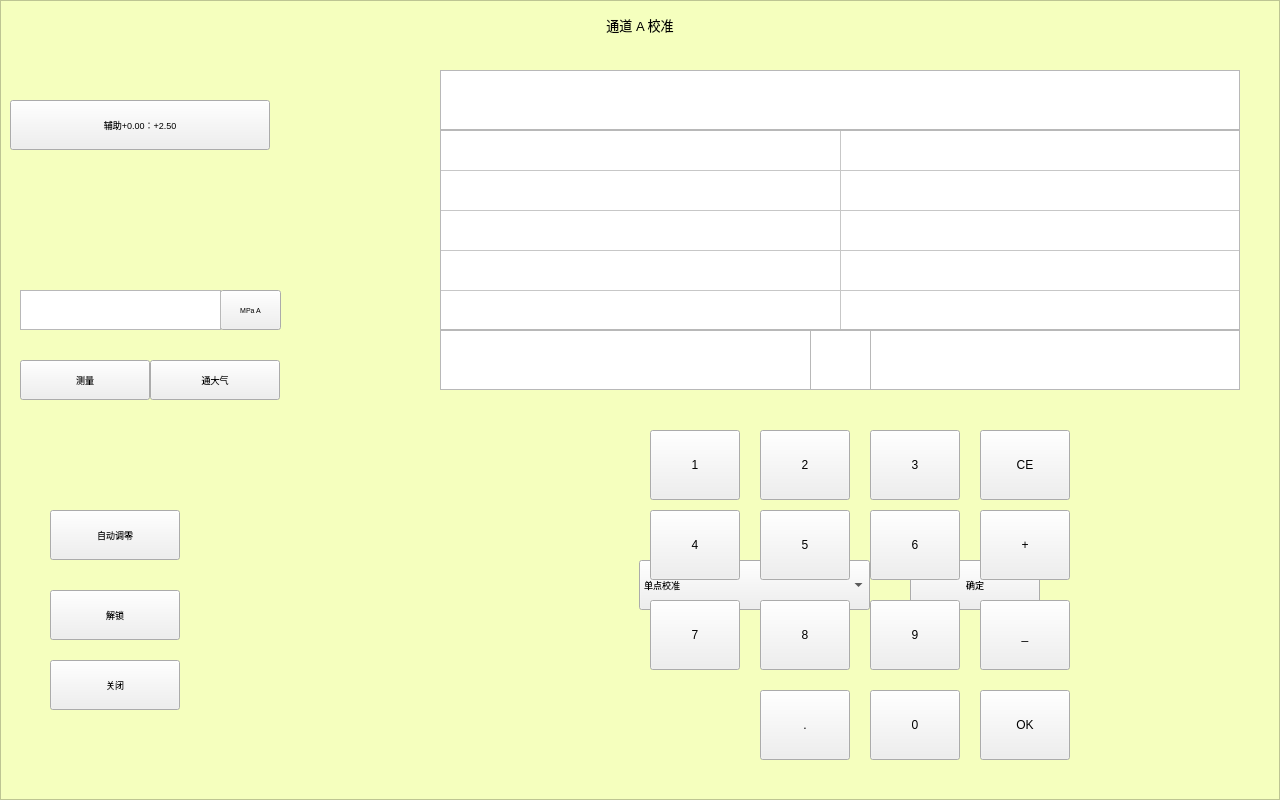
This is adjust.ui in thewayI/tiny4412 as Qt 5 draws it before an edit. The edited form follows.
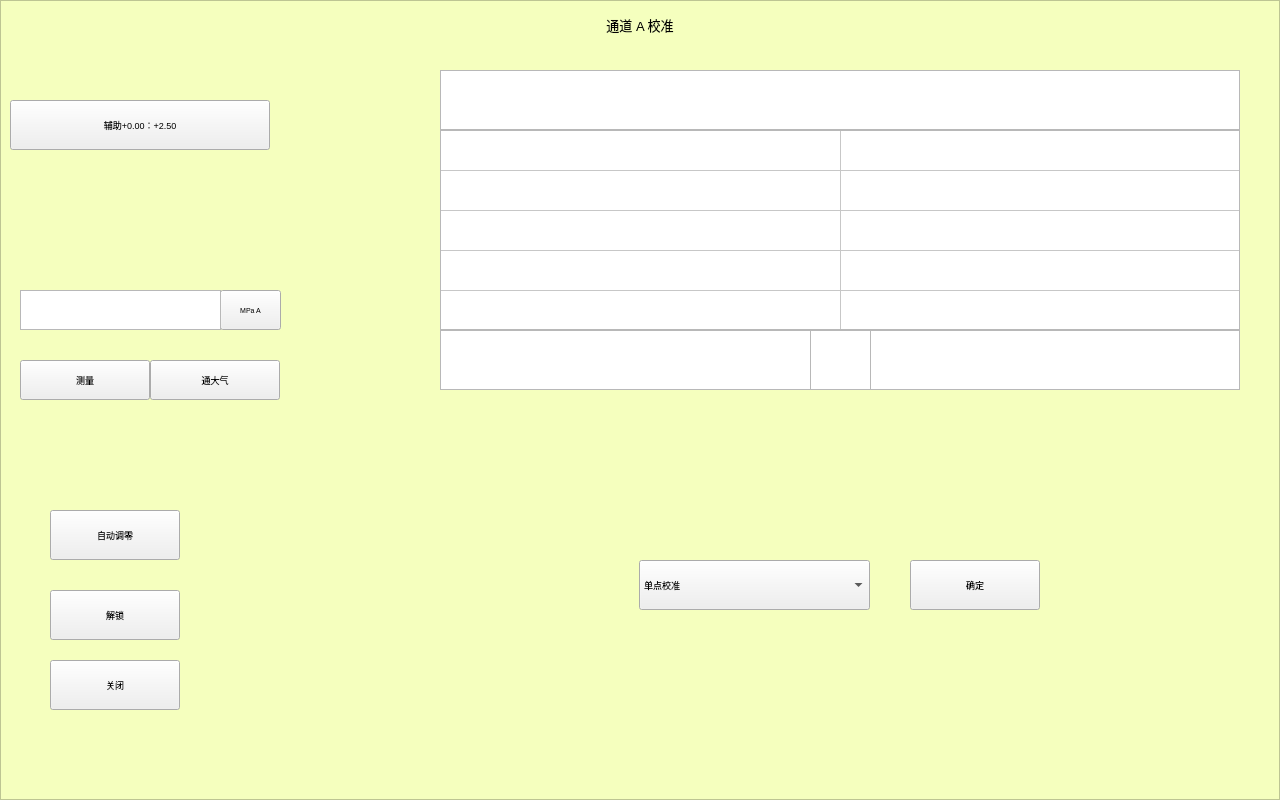
This is the edited form. Icons and pictures are not drawn.

```diff
--- a/adjust.ui
+++ b/adjust.ui
@@ -478,201 +478,6 @@
    <row/>
    <column/>
   </widget>
-  <widget class="QPushButton" name="btn_num_0">
-   <property name="geometry">
-    <rect>
-     <x>870</x>
-     <y>690</y>
-     <width>90</width>
-     <height>70</height>
-    </rect>
-   </property>
-   <property name="text">
-    <string>0</string>
-   </property>
-  </widget>
-  <widget class="QPushButton" name="btn_num_Point">
-   <property name="geometry">
-    <rect>
-     <x>760</x>
-     <y>690</y>
-     <width>90</width>
-     <height>70</height>
-    </rect>
-   </property>
-   <property name="text">
-    <string>.</string>
-   </property>
-  </widget>
-  <widget class="QPushButton" name="btn_num_7">
-   <property name="geometry">
-    <rect>
-     <x>650</x>
-     <y>600</y>
-     <width>90</width>
-     <height>70</height>
-    </rect>
-   </property>
-   <property name="text">
-    <string>7</string>
-   </property>
-  </widget>
-  <widget class="QPushButton" name="btn_num_1">
-   <property name="geometry">
-    <rect>
-     <x>650</x>
-     <y>430</y>
-     <width>90</width>
-     <height>70</height>
-    </rect>
-   </property>
-   <property name="text">
-    <string>1</string>
-   </property>
-  </widget>
-  <widget class="QPushButton" name="btn_num_9">
-   <property name="geometry">
-    <rect>
-     <x>870</x>
-     <y>600</y>
-     <width>90</width>
-     <height>70</height>
-    </rect>
-   </property>
-   <property name="text">
-    <string>9</string>
-   </property>
-  </widget>
-  <widget class="QPushButton" name="btn_num_3">
-   <property name="geometry">
-    <rect>
-     <x>870</x>
-     <y>430</y>
-     <width>90</width>
-     <height>70</height>
-    </rect>
-   </property>
-   <property name="text">
-    <string>3</string>
-   </property>
-  </widget>
-  <widget class="QPushButton" name="btn_num_4">
-   <property name="geometry">
-    <rect>
-     <x>650</x>
-     <y>510</y>
-     <width>90</width>
-     <height>70</height>
-    </rect>
-   </property>
-   <property name="text">
-    <string>4</string>
-   </property>
-  </widget>
-  <widget class="QPushButton" name="btn_num_8">
-   <property name="geometry">
-    <rect>
-     <x>760</x>
-     <y>600</y>
-     <width>90</width>
-     <height>70</height>
-    </rect>
-   </property>
-   <property name="text">
-    <string>8</string>
-   </property>
-  </widget>
-  <widget class="QPushButton" name="btn_num_6">
-   <property name="geometry">
-    <rect>
-     <x>870</x>
-     <y>510</y>
-     <width>90</width>
-     <height>70</height>
-    </rect>
-   </property>
-   <property name="text">
-    <string>6</string>
-   </property>
-  </widget>
-  <widget class="QPushButton" name="btn_num_clr">
-   <property name="geometry">
-    <rect>
-     <x>980</x>
-     <y>430</y>
-     <width>90</width>
-     <height>70</height>
-    </rect>
-   </property>
-   <property name="text">
-    <string>CE</string>
-   </property>
-  </widget>
-  <widget class="QPushButton" name="btn_num_2">
-   <property name="geometry">
-    <rect>
-     <x>760</x>
-     <y>430</y>
-     <width>90</width>
-     <height>70</height>
-    </rect>
-   </property>
-   <property name="text">
-    <string>2</string>
-   </property>
-  </widget>
-  <widget class="QPushButton" name="btn_num_5">
-   <property name="geometry">
-    <rect>
-     <x>760</x>
-     <y>510</y>
-     <width>90</width>
-     <height>70</height>
-    </rect>
-   </property>
-   <property name="text">
-    <string>5</string>
-   </property>
-  </widget>
-  <widget class="QPushButton" name="btn_num_sub">
-   <property name="geometry">
-    <rect>
-     <x>980</x>
-     <y>600</y>
-     <width>90</width>
-     <height>70</height>
-    </rect>
-   </property>
-   <property name="text">
-    <string>_</string>
-   </property>
-  </widget>
-  <widget class="QPushButton" name="btn_num_add">
-   <property name="geometry">
-    <rect>
-     <x>980</x>
-     <y>510</y>
-     <width>90</width>
-     <height>70</height>
-    </rect>
-   </property>
-   <property name="text">
-    <string>+</string>
-   </property>
-  </widget>
-  <widget class="QPushButton" name="btn_num_10">
-   <property name="geometry">
-    <rect>
-     <x>980</x>
-     <y>690</y>
-     <width>90</width>
-     <height>70</height>
-    </rect>
-   </property>
-   <property name="text">
-    <string>OK</string>
-   </property>
-  </widget>
   <widget class="QFrame" name="frame">
    <property name="geometry">
     <rect>
```
Left out of the diff: 16 changed lines with no effect on the pictures.
